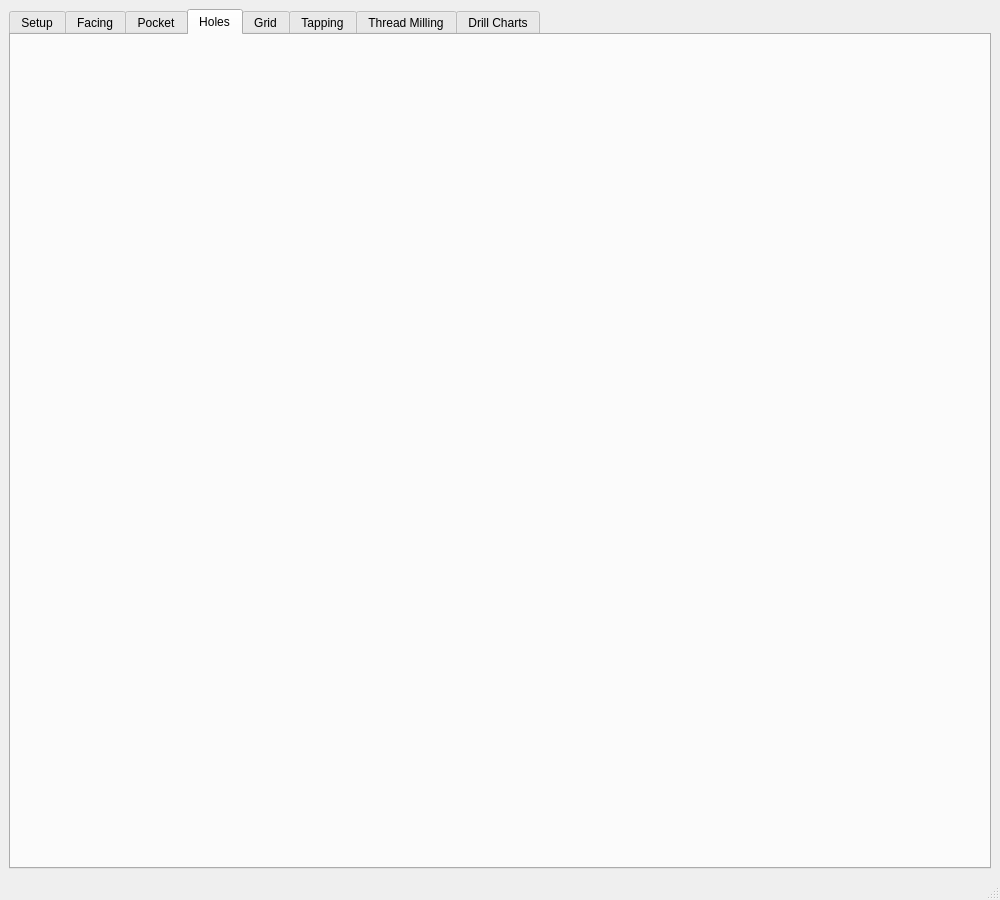
Qt form gcode/src/gcode.ui (jethornton/gcode) before a commit.
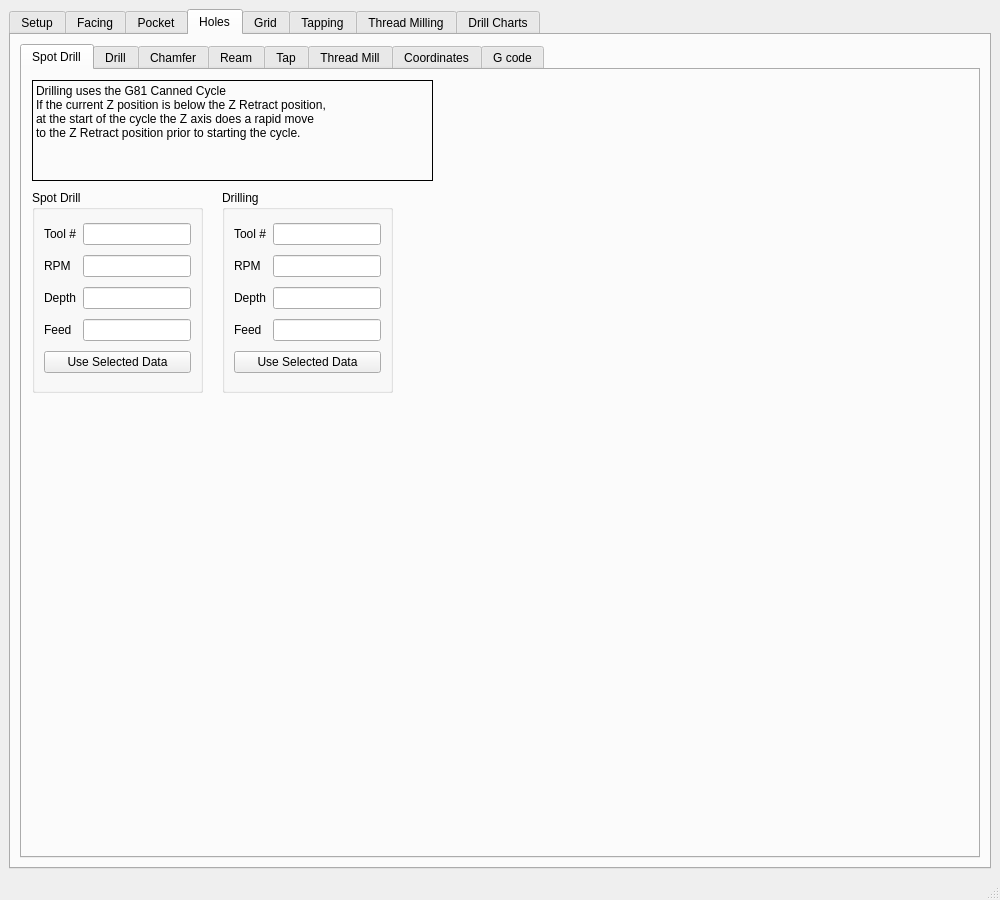
The same form after that commit. The open tabs and pages were chosen to show the change.

Commit message: add tap drills

```diff
--- a/gcode/src/gcode.ui
+++ b/gcode/src/gcode.ui
@@ -824,6 +824,302 @@
        <attribute name="title">
         <string>Holes</string>
        </attribute>
+       <layout class="QGridLayout" name="gridLayout_18">
+        <item row="0" column="0">
+         <widget class="QTabWidget" name="tabWidget_2">
+          <property name="currentIndex">
+           <number>0</number>
+          </property>
+          <widget class="QWidget" name="tab_9">
+           <attribute name="title">
+            <string>Spot Drill</string>
+           </attribute>
+           <widget class="QLabel" name="label_34">
+            <property name="geometry">
+             <rect>
+              <x>10</x>
+              <y>10</y>
+              <width>401</width>
+              <height>101</height>
+             </rect>
+            </property>
+            <property name="frameShape">
+             <enum>QFrame::Box</enum>
+            </property>
+            <property name="text">
+             <string>Drilling uses the G81 Canned Cycle
+If the current Z position is below the Z Retract position,
+at the start of the cycle the Z axis does a rapid move
+to the Z Retract position prior to starting the cycle.</string>
+            </property>
+            <property name="textFormat">
+             <enum>Qt::PlainText</enum>
+            </property>
+            <property name="alignment">
+             <set>Qt::AlignLeading|Qt::AlignLeft|Qt::AlignTop</set>
+            </property>
+           </widget>
+           <widget class="QGroupBox" name="groupBox_12">
+            <property name="geometry">
+             <rect>
+              <x>10</x>
+              <y>120</y>
+              <width>171</width>
+              <height>203</height>
+             </rect>
+            </property>
+            <property name="title">
+             <string>Spot Drill</string>
+            </property>
+            <layout class="QGridLayout" name="gridLayout_19">
+             <item row="2" column="1" colspan="2">
+              <widget class="QLineEdit" name="lineEdit_3"/>
+             </item>
+             <item row="3" column="0">
+              <widget class="QLabel" name="label_42">
+               <property name="text">
+                <string>Feed</string>
+               </property>
+              </widget>
+             </item>
+             <item row="1" column="1" colspan="2">
+              <widget class="QLineEdit" name="lineEdit_2"/>
+             </item>
+             <item row="0" column="1" colspan="2">
+              <widget class="QLineEdit" name="lineEdit"/>
+             </item>
+             <item row="0" column="0">
+              <widget class="QLabel" name="label_41">
+               <property name="text">
+                <string>Tool #</string>
+               </property>
+              </widget>
+             </item>
+             <item row="2" column="0">
+              <widget class="QLabel" name="label_40">
+               <property name="text">
+                <string>Depth</string>
+               </property>
+              </widget>
+             </item>
+             <item row="1" column="0">
+              <widget class="QLabel" name="label_39">
+               <property name="text">
+                <string>RPM</string>
+               </property>
+              </widget>
+             </item>
+             <item row="3" column="1" colspan="2">
+              <widget class="QLineEdit" name="lineEdit_4"/>
+             </item>
+             <item row="4" column="0" colspan="3">
+              <widget class="QPushButton" name="pushButton">
+               <property name="text">
+                <string>Use Selected Data</string>
+               </property>
+              </widget>
+             </item>
+            </layout>
+           </widget>
+           <widget class="QGroupBox" name="groupBox_13">
+            <property name="geometry">
+             <rect>
+              <x>200</x>
+              <y>120</y>
+              <width>171</width>
+              <height>203</height>
+             </rect>
+            </property>
+            <property name="title">
+             <string>Drilling</string>
+            </property>
+            <layout class="QGridLayout" name="gridLayout_20">
+             <item row="2" column="1" colspan="2">
+              <widget class="QLineEdit" name="drillDepthLE"/>
+             </item>
+             <item row="3" column="0">
+              <widget class="QLabel" name="label_46">
+               <property name="text">
+                <string>Feed</string>
+               </property>
+              </widget>
+             </item>
+             <item row="1" column="1" colspan="2">
+              <widget class="QLineEdit" name="drillRpmLE"/>
+             </item>
+             <item row="0" column="1" colspan="2">
+              <widget class="QLineEdit" name="drillToolLE"/>
+             </item>
+             <item row="0" column="0">
+              <widget class="QLabel" name="label_45">
+               <property name="text">
+                <string>Tool #</string>
+               </property>
+              </widget>
+             </item>
+             <item row="2" column="0">
+              <widget class="QLabel" name="label_44">
+               <property name="text">
+                <string>Depth</string>
+               </property>
+              </widget>
+             </item>
+             <item row="1" column="0">
+              <widget class="QLabel" name="label_43">
+               <property name="text">
+                <string>RPM</string>
+               </property>
+              </widget>
+             </item>
+             <item row="3" column="1" colspan="2">
+              <widget class="QLineEdit" name="drillFeedLE"/>
+             </item>
+             <item row="4" column="0" colspan="3">
+              <widget class="QPushButton" name="drillSelectPB">
+               <property name="text">
+                <string>Use Selected Data</string>
+               </property>
+              </widget>
+             </item>
+            </layout>
+           </widget>
+          </widget>
+          <widget class="QWidget" name="tab_10">
+           <attribute name="title">
+            <string>Drill</string>
+           </attribute>
+           <widget class="QLabel" name="label_35">
+            <property name="geometry">
+             <rect>
+              <x>10</x>
+              <y>10</y>
+              <width>401</width>
+              <height>156</height>
+             </rect>
+            </property>
+            <property name="frameShape">
+             <enum>QFrame::Box</enum>
+            </property>
+            <property name="text">
+             <string>Drill uses the G81 Canned Cycle
+If the current Z position is below the Z Retract position,
+at the start of the cycle the Z axis does a rapid move
+to the Z Retract position prior to starting the cycle.</string>
+            </property>
+            <property name="textFormat">
+             <enum>Qt::PlainText</enum>
+            </property>
+            <property name="alignment">
+             <set>Qt::AlignLeading|Qt::AlignLeft|Qt::AlignTop</set>
+            </property>
+           </widget>
+          </widget>
+          <widget class="QWidget" name="tab_11">
+           <attribute name="title">
+            <string>Chamfer</string>
+           </attribute>
+           <widget class="QLabel" name="label_36">
+            <property name="geometry">
+             <rect>
+              <x>20</x>
+              <y>10</y>
+              <width>401</width>
+              <height>156</height>
+             </rect>
+            </property>
+            <property name="frameShape">
+             <enum>QFrame::Box</enum>
+            </property>
+            <property name="text">
+             <string>Chamfer uses the G81 Canned Cycle
+If the current Z position is below the Z Retract position,
+at the start of the cycle the Z axis does a rapid move
+to the Z Retract position prior to starting the cycle.</string>
+            </property>
+            <property name="textFormat">
+             <enum>Qt::PlainText</enum>
+            </property>
+            <property name="alignment">
+             <set>Qt::AlignLeading|Qt::AlignLeft|Qt::AlignTop</set>
+            </property>
+           </widget>
+          </widget>
+          <widget class="QWidget" name="tab_12">
+           <attribute name="title">
+            <string>Ream</string>
+           </attribute>
+           <widget class="QLabel" name="label_37">
+            <property name="geometry">
+             <rect>
+              <x>10</x>
+              <y>10</y>
+              <width>401</width>
+              <height>156</height>
+             </rect>
+            </property>
+            <property name="frameShape">
+             <enum>QFrame::Box</enum>
+            </property>
+            <property name="text">
+             <string>Ream uses the G81 Canned Cycle
+If the current Z position is below the Z Retract position,
+at the start of the cycle the Z axis does a rapid move
+to the Z Retract position prior to starting the cycle.</string>
+            </property>
+            <property name="textFormat">
+             <enum>Qt::PlainText</enum>
+            </property>
+            <property name="alignment">
+             <set>Qt::AlignLeading|Qt::AlignLeft|Qt::AlignTop</set>
+            </property>
+           </widget>
+          </widget>
+          <widget class="QWidget" name="tab_13">
+           <attribute name="title">
+            <string>Tap</string>
+           </attribute>
+           <widget class="QLabel" name="label_38">
+            <property name="geometry">
+             <rect>
+              <x>10</x>
+              <y>10</y>
+              <width>401</width>
+              <height>156</height>
+             </rect>
+            </property>
+            <property name="frameShape">
+             <enum>QFrame::Box</enum>
+            </property>
+            <property name="text">
+             <string>Rigid Tapping uses  G33.1 
+Position move then G33.1 for each hole.</string>
+            </property>
+            <property name="textFormat">
+             <enum>Qt::PlainText</enum>
+            </property>
+            <property name="alignment">
+             <set>Qt::AlignLeading|Qt::AlignLeft|Qt::AlignTop</set>
+            </property>
+           </widget>
+          </widget>
+          <widget class="QWidget" name="tab_14">
+           <attribute name="title">
+            <string>Thread Mill</string>
+           </attribute>
+          </widget>
+          <widget class="QWidget" name="tab_15">
+           <attribute name="title">
+            <string>Coordinates</string>
+           </attribute>
+          </widget>
+          <widget class="QWidget" name="tab_16">
+           <attribute name="title">
+            <string>G code</string>
+           </attribute>
+          </widget>
+         </widget>
+        </item>
+       </layout>
       </widget>
       <widget class="QWidget" name="tab_7">
        <attribute name="title">
```
Left out of the diff: 35 changed lines with no effect on the pictures. The commit also changes 13 other files.
